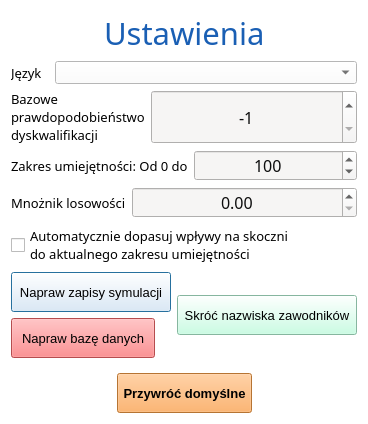
Old version of the form source/UI/AppSettings/AppSettingsWindow.ui in the repository SiekamCebule/sj-sim.
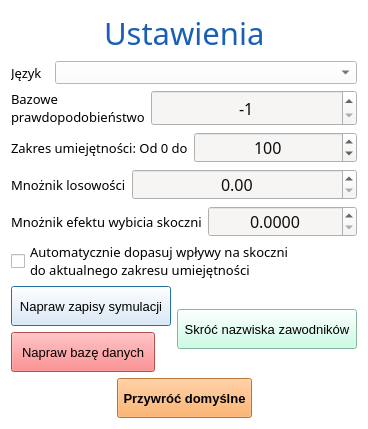
New version of the form.

What changed in the file:
```diff
--- a/source/UI/AppSettings/AppSettingsWindow.ui
+++ b/source/UI/AppSettings/AppSettingsWindow.ui
@@ -252,6 +252,52 @@
          <property name="alignment">
           <set>Qt::AlignCenter</set>
          </property>
+         <property name="singleStep">
+          <double>0.100000000000000</double>
+         </property>
+        </widget>
+       </item>
+      </layout>
+     </item>
+     <item>
+      <layout class="QFormLayout" name="formLayout_6">
+       <item row="0" column="0">
+        <widget class="QLabel" name="label">
+         <property name="font">
+          <font>
+           <family>Quicksand Medium</family>
+           <pointsize>10</pointsize>
+          </font>
+         </property>
+         <property name="styleSheet">
+          <string notr="true">color: black;</string>
+         </property>
+         <property name="text">
+          <string>Mnożnik efektu wybicia skoczni</string>
+         </property>
+        </widget>
+       </item>
+       <item row="0" column="1">
+        <widget class="QDoubleSpinBox" name="doubleSpinBox">
+         <property name="font">
+          <font>
+           <family>Quicksand Medium</family>
+           <pointsize>12</pointsize>
+          </font>
+         </property>
+         <property name="styleSheet">
+          <string notr="true">background-color: rgb(246, 245, 244);
+color: rgb(13, 13, 13);</string>
+         </property>
+         <property name="alignment">
+          <set>Qt::AlignCenter</set>
+         </property>
+         <property name="decimals">
+          <number>4</number>
+         </property>
+         <property name="singleStep">
+          <double>0.100000000000000</double>
+         </property>
         </widget>
        </item>
       </layout>
```
